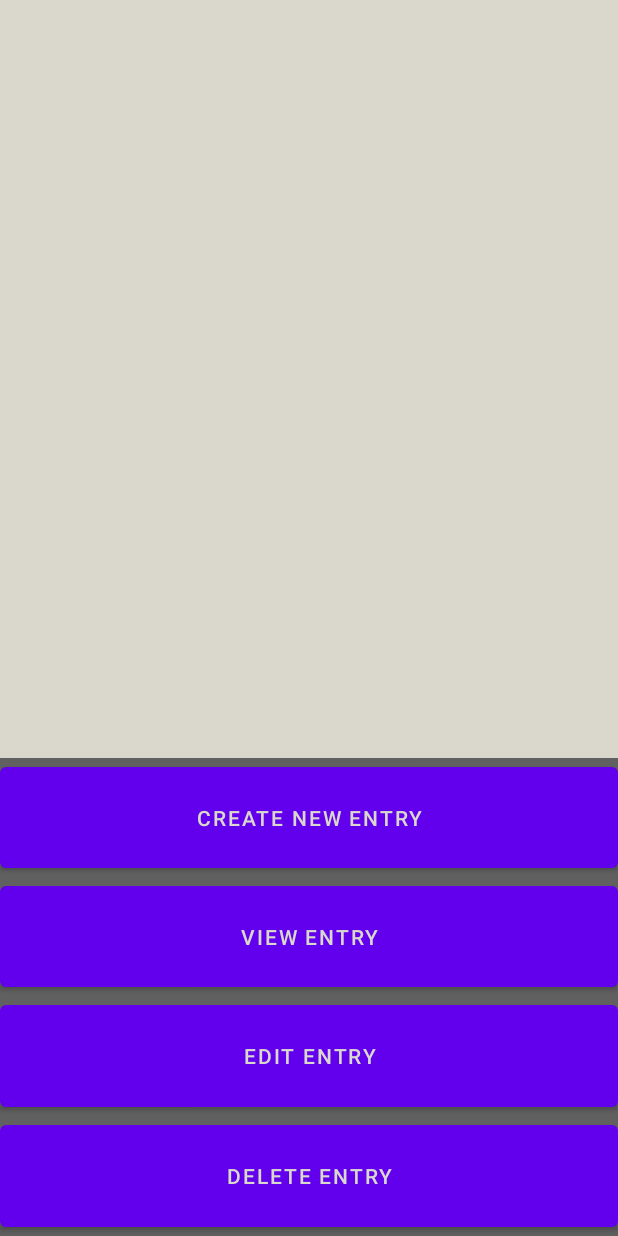
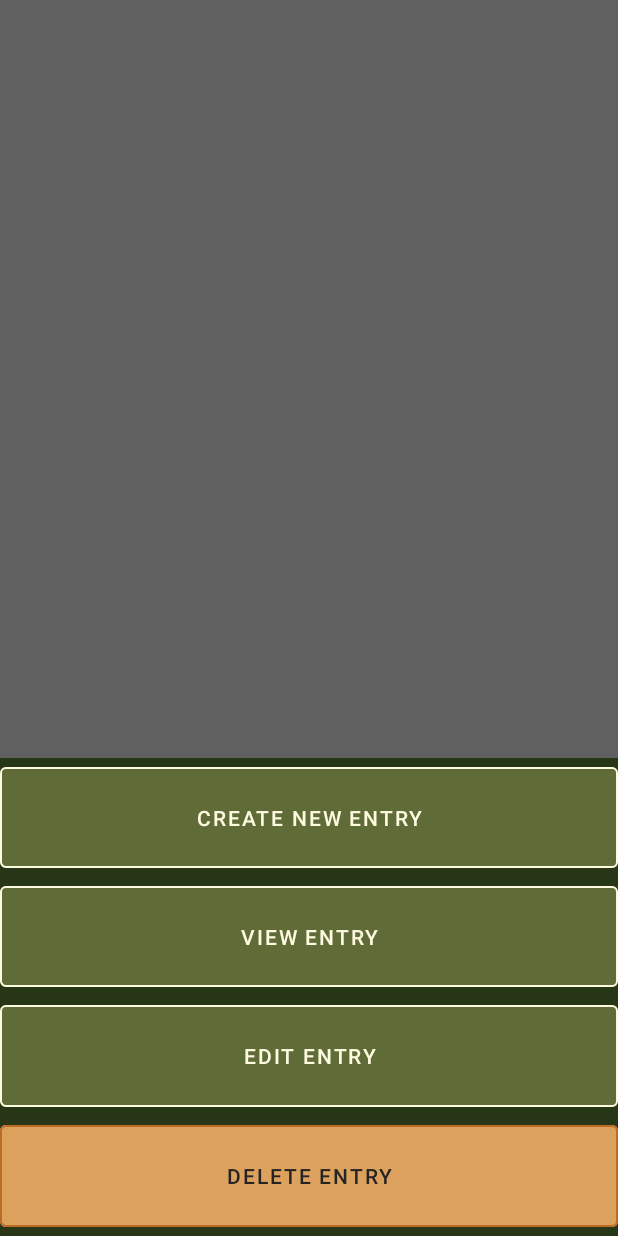
Before and after one commit to sboutros22/CowHandlerV2, an Android app: the screen it shows after launch once a user with an empty profile is signed in (MainActivity), on a phone screen of 412 x 824 dp. Run offline under Robolectric (Android 15) with nearby library versions, the phone set to English and light mode, and no system bars; our stand-ins replace Firebase (no records; nobody signed in at launch, a user with empty details on screens opened directly).

Commit message:
Created material button components; fixed color contrast

```diff
--- a/app/src/main/res/layout/activity_main.xml
+++ b/app/src/main/res/layout/activity_main.xml
@@ -4,7 +4,6 @@
     xmlns:tools="http://schemas.android.com/tools"
     android:layout_width="match_parent"
     android:layout_height="match_parent"
-    android:background="@color/gray_med"
     android:orientation="vertical"
     tools:context=".MainActivity">
 
@@ -13,38 +12,57 @@
         android:layout_width="match_parent"
         android:layout_height="wrap_content"
         android:layout_weight=".8"
-        android:background="@color/gray_light"
+        android:background="@color/gray"
 
         tools:srcCompat="@drawable/ic_launcher_foreground"
         android:contentDescription="@string/place_holder" />
 
-    <Button
-
+    <com.google.android.material.button.MaterialButton
         android:id="@+id/btn1"
+        style="@style/Widget.MaterialComponents.Button.OutlinedButton"
         android:layout_width="match_parent"
         android:layout_height="wrap_content"
         android:layout_weight=".05"
-        android:text="@string/create_new_entry" />
+        android:text="@string/create_new_entry"
+        android:textColor="@color/sail_color"
+        android:backgroundTint="@color/green_light"
+        app:strokeColor="@color/sail_color"
+        />
 
-    <Button
+    <com.google.android.material.button.MaterialButton
         android:id="@+id/displayEntryBtn"
+        style="@style/Widget.MaterialComponents.Button.OutlinedButton"
         android:layout_width="match_parent"
         android:layout_height="wrap_content"
         android:layout_weight=".05"
-        android:text="@string/view_entry" />
+        android:text="@string/view_entry"
+        android:textColor="@color/sail_color"
+        android:backgroundTint="@color/green_light"
+        app:strokeColor="@color/sail_color"
+        />
 
-    <Button
+    <com.google.android.material.button.MaterialButton
         android:id="@+id/editEntryBtn"
+        style="@style/Widget.MaterialComponents.Button.OutlinedButton"
         android:layout_width="match_parent"
         android:layout_height="wrap_content"
         android:layout_weight=".05"
-        android:text="@string/edit_entry" />
+        android:text="@string/edit_entry"
+        android:textColor="@color/sail_color"
+        android:backgroundTint="@color/green_light"
+        app:strokeColor="@color/sail_color"
+        />
 
-    <Button
+    <com.google.android.material.button.MaterialButton
         android:id="@+id/deleteEntryBtn"
+        style="@style/Widget.MaterialComponents.Button.OutlinedButton"
         android:layout_width="match_parent"
         android:layout_height="wrap_content"
         android:layout_weight=".05"
-        android:text="@string/delete_entry" />
+        android:text="@string/delete_entry"
+        android:textColor="@color/black"
+        android:backgroundTint="@color/orange_light"
+        app:strokeColor="@color/orange_dark"
+        />
 
 </LinearLayout>
--- a/app/src/main/res/values-night/themes.xml
+++ b/app/src/main/res/values-night/themes.xml
@@ -1,16 +1,16 @@
 <resources xmlns:tools="http://schemas.android.com/tools">
     <!-- Base application theme. -->
     <style name="Theme.CowHandlerV2" parent="Theme.MaterialComponents.DayNight.NoActionBar">
-        <item name="android:background">@color/green_900</item>
-        <item name="android:textColor">@color/gray_light</item>
+        <item name="android:background">@color/green_dark</item>
+        <item name="android:textColor">@color/sail_color</item>
         <!-- Primary brand color. -->
         <item name="colorPrimary">@color/purple_200</item>
         <item name="colorPrimaryVariant">@color/purple_700</item>
-        <item name="colorOnPrimary">@color/gray_light</item>
+        <item name="colorOnPrimary">@color/sail_color</item>
         <!-- Secondary brand color. -->
         <item name="colorSecondary">@color/teal_200</item>
         <item name="colorSecondaryVariant">@color/teal_200</item>
-        <item name="colorOnSecondary">@color/gray_light</item>
+        <item name="colorOnSecondary">@color/sail_color</item>
         <!-- Status bar color. -->
         <item name="android:statusBarColor" tools:targetApi="l">?attr/colorPrimaryVariant</item>
         <!-- Customize your theme here. -->
--- a/app/src/main/res/values/colors.xml
+++ b/app/src/main/res/values/colors.xml
@@ -5,12 +5,12 @@
     <color name="purple_700">#FF3700B3</color>
     <color name="teal_200">#FF03DAC5</color>
     <color name="teal_700">#FF018786</color>
-    <color name="black">#FF000000</color>
+    <color name="black">#FF252323</color>
     <color name="white">#FFFFFFFF</color>
-    <color name="gray_light">#FFDAD7CD</color>
-    <color name="gray_med">#FF606060</color>
-    <color name="green_200">#FFA3B18A</color>
-    <color name="green_500">#FF588157</color>
-    <color name="green_700">#FF3A5A40</color>
-    <color name="green_900">#FF344E41</color>
+    <color name="sail_color">#FFFEFAE0</color>
+    <color name="gray">#FF606060</color>
+    <color name="green_light">#FF606C38</color>
+    <color name="green_dark">#FF283618</color>
+    <color name="orange_light">#FFDDA15E</color>
+    <color name="orange_dark">#FFBC6C25</color>
 </resources>
--- a/app/src/main/res/values/themes.xml
+++ b/app/src/main/res/values/themes.xml
@@ -1,16 +1,16 @@
 <resources xmlns:tools="http://schemas.android.com/tools">
     <!-- Base application theme. -->
     <style name="Theme.CowHandlerV2" parent="Theme.MaterialComponents.DayNight.NoActionBar">
-        <item name="android:background">@color/green_900</item>
-        <item name="android:textColor">@color/gray_light</item>
+        <item name="android:background">@color/green_dark</item>
+        <item name="android:textColor">@color/sail_color</item>
         <!-- Primary brand color. -->
         <item name="colorPrimary">@color/purple_500</item>
         <item name="colorPrimaryVariant">@color/purple_700</item>
-        <item name="colorOnPrimary">@color/gray_light</item>
+        <item name="colorOnPrimary">@color/sail_color</item>
         <!-- Secondary brand color. -->
         <item name="colorSecondary">@color/teal_200</item>
         <item name="colorSecondaryVariant">@color/teal_700</item>
-        <item name="colorOnSecondary">@color/gray_light</item>
+        <item name="colorOnSecondary">@color/sail_color</item>
         <!-- Status bar color. -->
         <item name="android:statusBarColor" tools:targetApi="l">?attr/colorPrimaryVariant</item>
         <!-- Customize your theme here. -->
```
